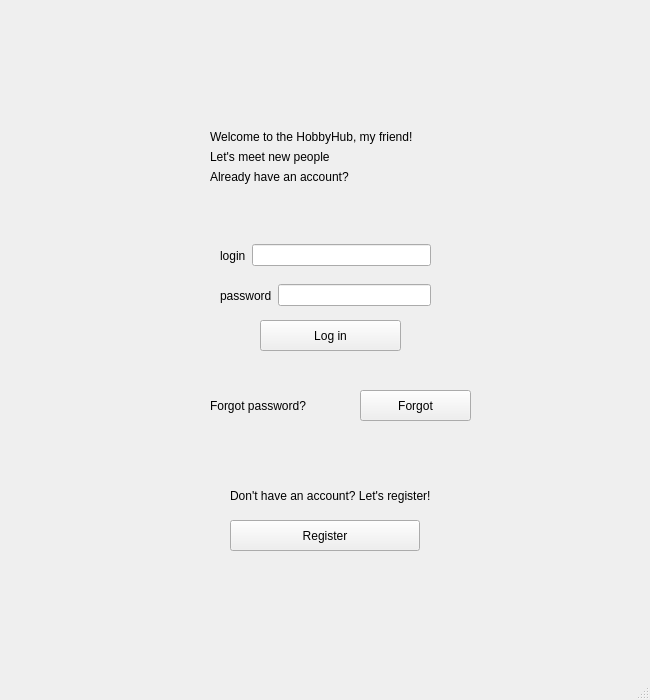
The window that HobbyHub/greetingpage.ui (cpp-park-vk-education/2023_1_Chaihona_-1) describes before a commit, drawn with Qt 5.
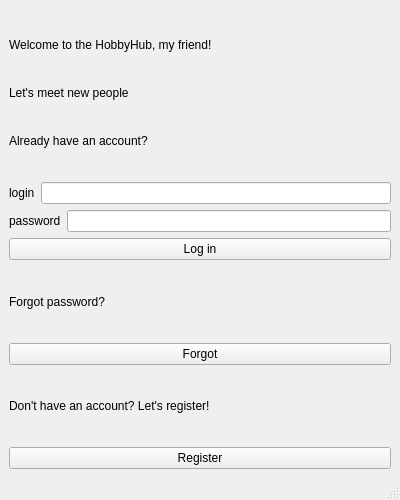
The same window after the commit.

```diff
--- a/HobbyHub/greetingpage.ui
+++ b/HobbyHub/greetingpage.ui
@@ -6,95 +6,46 @@
    <rect>
     <x>0</x>
     <y>0</y>
-    <width>650</width>
-    <height>700</height>
+    <width>400</width>
+    <height>500</height>
    </rect>
   </property>
   <property name="windowTitle">
    <string>GreetingPage</string>
   </property>
   <widget class="QWidget" name="centralwidget">
-   <widget class="QPushButton" name="BtnRegister">
-    <property name="geometry">
-     <rect>
-      <x>230</x>
-      <y>520</y>
-      <width>190</width>
-      <height>31</height>
-     </rect>
-    </property>
-    <property name="text">
-     <string>Register</string>
-    </property>
-   </widget>
-   <widget class="QLabel" name="RegLabel">
-    <property name="geometry">
-     <rect>
-      <x>230</x>
-      <y>480</y>
-      <width>291</width>
-      <height>31</height>
-     </rect>
-    </property>
-    <property name="text">
-     <string>Don't have an account? Let's register!</string>
-    </property>
-   </widget>
-   <widget class="QPushButton" name="BtnLogIn">
-    <property name="geometry">
-     <rect>
-      <x>260</x>
-      <y>320</y>
-      <width>141</width>
-      <height>31</height>
-     </rect>
-    </property>
-    <property name="text">
-     <string>Log in</string>
-    </property>
-   </widget>
-   <widget class="QWidget" name="">
-    <property name="geometry">
-     <rect>
-      <x>210</x>
-      <y>130</y>
-      <width>281</width>
-      <height>91</height>
-     </rect>
-    </property>
-    <layout class="QFormLayout" name="formLayout">
-     <item row="0" column="0" colspan="2">
+   <layout class="QVBoxLayout" name="verticalLayout">
+    <item>
       <widget class="QLabel" name="Greeting">
        <property name="text">
         <string>Welcome to the HobbyHub, my friend!</string>
        </property>
       </widget>
      </item>
-     <item row="1" column="0" colspan="2">
+    <item>
       <widget class="QLabel" name="Label">
+      <property name="enabled">
+       <bool>true</bool>
+      </property>
+      <property name="sizePolicy">
+       <sizepolicy hsizetype="Fixed" vsizetype="Fixed">
+        <horstretch>0</horstretch>
+        <verstretch>0</verstretch>
+       </sizepolicy>
+      </property>
        <property name="text">
         <string>Let's meet new people</string>
        </property>
       </widget>
      </item>
-     <item row="2" column="0" colspan="2">
+    <item>
       <widget class="QLabel" name="CheckAccount">
        <property name="text">
         <string>Already have an account?</string>
        </property>
       </widget>
      </item>
-    </layout>
-   </widget>
-   <widget class="QWidget" name="">
-    <property name="geometry">
-     <rect>
-      <x>220</x>
-      <y>240</y>
-      <width>211</width>
-      <height>31</height>
-     </rect>
-    </property>
+    <item>
     <layout class="QHBoxLayout" name="horizontalLayout_4">
      <item>
       <widget class="QLabel" name="Login">
@@ -107,16 +58,8 @@
       <widget class="QLineEdit" name="login"/>
      </item>
     </layout>
-   </widget>
-   <widget class="QWidget" name="">
-    <property name="geometry">
-     <rect>
-      <x>220</x>
-      <y>280</y>
-      <width>211</width>
-      <height>31</height>
-     </rect>
-    </property>
+    </item>
+    <item>
     <layout class="QHBoxLayout" name="horizontalLayout_5">
      <item>
       <widget class="QLabel" name="Password">
@@ -133,33 +76,43 @@
       </widget>
      </item>
     </layout>
-   </widget>
+    </item>
+    <item>
+     <widget class="QPushButton" name="BtnLogIn">
+      <property name="text">
+       <string>Log in</string>
+      </property>
+     </widget>
+    </item>
+    <item>
    <widget class="QLabel" name="forgotlabel">
-    <property name="geometry">
-     <rect>
-      <x>210</x>
-      <y>390</y>
-      <width>151</width>
-      <height>31</height>
-     </rect>
-    </property>
     <property name="text">
      <string>Forgot password?</string>
     </property>
    </widget>
+    </item>
+    <item>
    <widget class="QPushButton" name="BtnForgottenPass">
-    <property name="geometry">
-     <rect>
-      <x>360</x>
-      <y>390</y>
-      <width>111</width>
-      <height>31</height>
-     </rect>
-    </property>
     <property name="text">
      <string>Forgot</string>
     </property>
    </widget>
+    </item>
+    <item>
+     <widget class="QLabel" name="RegLabel">
+      <property name="text">
+       <string>Don't have an account? Let's register!</string>
+      </property>
+     </widget>
+    </item>
+    <item>
+     <widget class="QPushButton" name="BtnRegister">
+      <property name="text">
+       <string>Register</string>
+      </property>
+     </widget>
+    </item>
+   </layout>
    <zorder>layoutWidget</zorder>
    <zorder>CheckAccount</zorder>
    <zorder>Label</zorder>
```
Left out of the diff: 12 changed lines with no effect on the pictures. Lines whose indentation alone changed are shown as unchanged.
